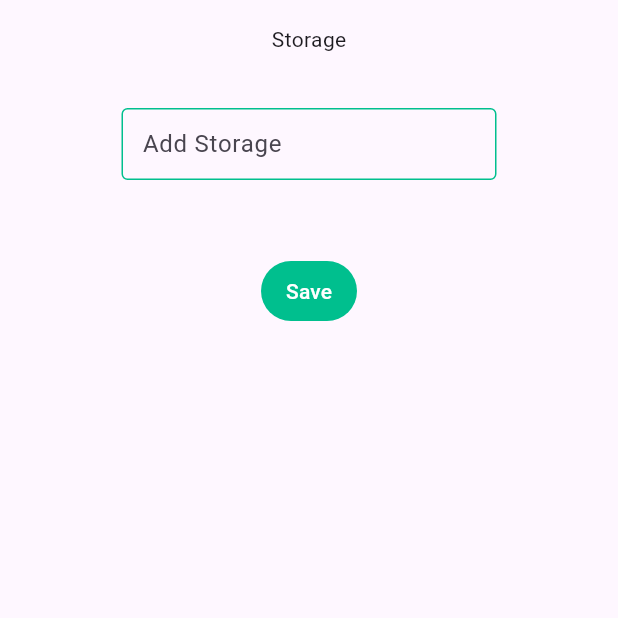
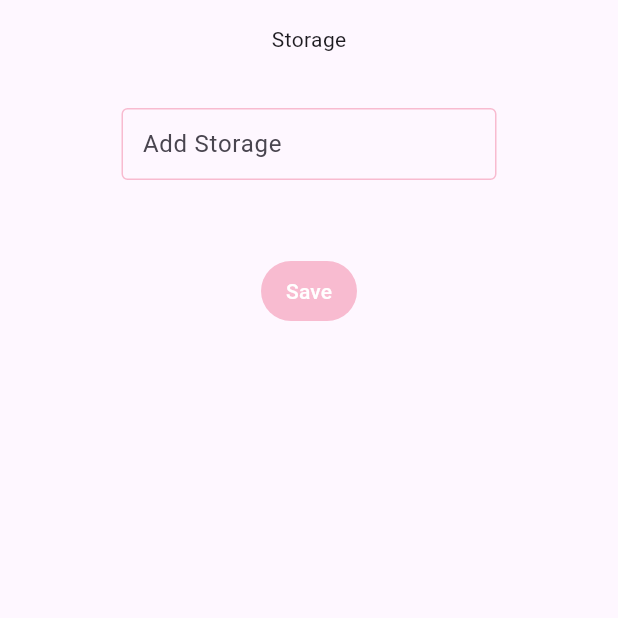
Before and after one commit to BYTGF/UAS_PML, a Flutter app: the StorageList screen opened directly, on a phone screen of 412 x 824 dp, the top half of it. Run offline on Flutter 3.47's test engine with Material 3 defaults, Android fonts, the phone set to English and light mode, and no system bars; our stand-ins replace sqflite; accounts and stored records are empty.

Commit message:
change colour

```diff
--- a/uts/lib/colors.dart
+++ b/uts/lib/colors.dart
@@ -1,10 +1,10 @@
 import 'package:flutter/cupertino.dart';
 
 class MyColors {
-  static const primaryColor = Color(0xff00bf8e);
-  static const orangeTile = Color(0xffffe1bb);
-  static const orangeDivider = Color(0xffffc77e);
-  static const contactDivider = Color(0xff89cdbb);
-  static const drawalDivider = Color(0xff0b4e3d);
-  static const drawalBackground = Color(0xff141414);
+  static const primaryColor = Color(0xfff8bbd0);
+  static const orangeTile = Color(0xfff8bbd0);
+  static const orangeDivider = Color(0xfff8bbd0);
+  static const contactDivider = Color(0xfff8bbd0);
+  static const drawalDivider = Color(0xfff8bbd0);
+  static const drawalBackground = Color(0xfff8bbd0);
 }
--- a/uts/lib/history/history_list.dart
+++ b/uts/lib/history/history_list.dart
@@ -110,7 +110,7 @@ class _HistoryListState extends State<HistoryList> {
               },
             );
           },
-          backgroundColor: Colors.amber,
+          backgroundColor: Colors.pink,
           child: Icon(Icons.add),
         ),
       ),
--- a/uts/lib/item/item_list.dart
+++ b/uts/lib/item/item_list.dart
@@ -129,7 +129,7 @@ class _ItemListState extends State<ItemList> {
               },
             );
           },
-          backgroundColor: Colors.amber,
+          backgroundColor: Colors.pink,
           child: Icon(Icons.add),
         ),
       ),
--- a/uts/lib/loginpage.dart
+++ b/uts/lib/loginpage.dart
@@ -90,8 +90,7 @@ class LoginPage extends StatelessWidget {
                   horizontal: 20,
                 ),
                 child: ElevatedButton(
-                  style:
-                      ElevatedButton.styleFrom(backgroundColor: Colors.green),
+                  style: ElevatedButton.styleFrom(backgroundColor: Colors.pink),
                   onPressed: () {
                     Navigator.pushNamed(context, '/home');
                   },
--- a/uts/lib/storage/storage_list.dart
+++ b/uts/lib/storage/storage_list.dart
@@ -51,8 +51,8 @@ class _StorageListState extends State<StorageList> {
                           child: TextFormField(
                             decoration: InputDecoration(
                               focusedBorder: OutlineInputBorder(
-                                borderSide: BorderSide(
-                                    color: Colors.greenAccent, width: 2.0),
+                                borderSide:
+                                    BorderSide(color: Colors.pink, width: 2.0),
                               ),
                               enabledBorder: OutlineInputBorder(
                                 borderSide: BorderSide(
--- a/uts/lib/user/user_list.dart
+++ b/uts/lib/user/user_list.dart
@@ -97,7 +97,7 @@ class _UserListState extends State<UserList> {
               },
             );
           },
-          backgroundColor: Colors.amber,
+          backgroundColor: Colors.pink,
           child: Icon(Icons.add),
         ),
       ),
```
